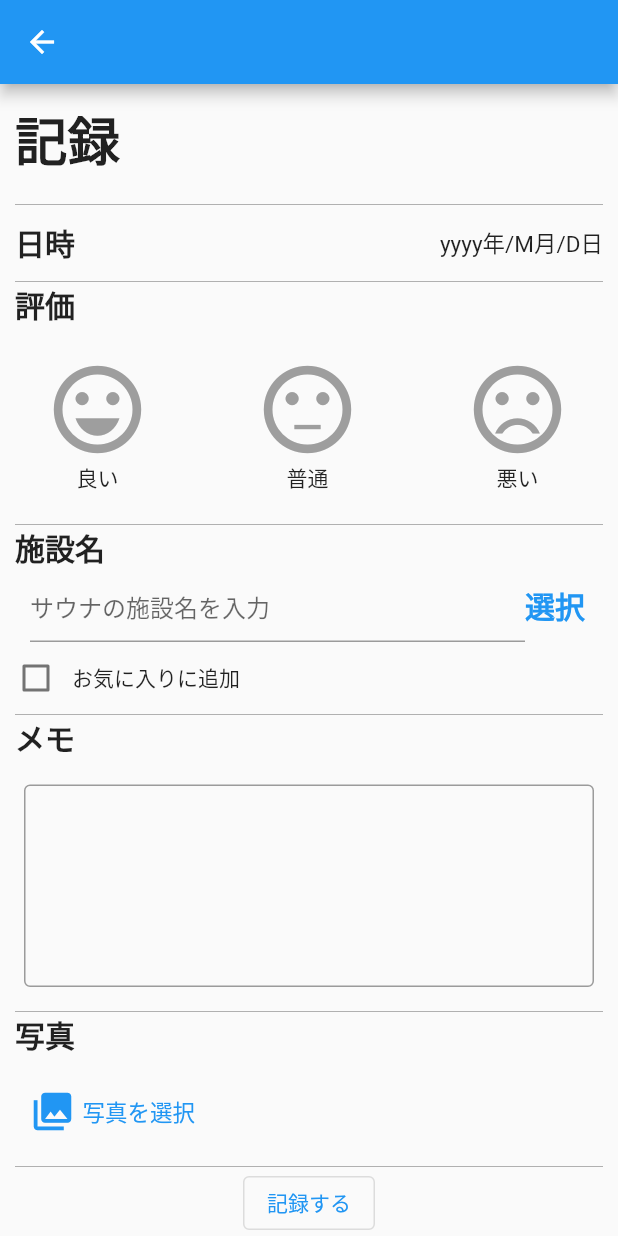
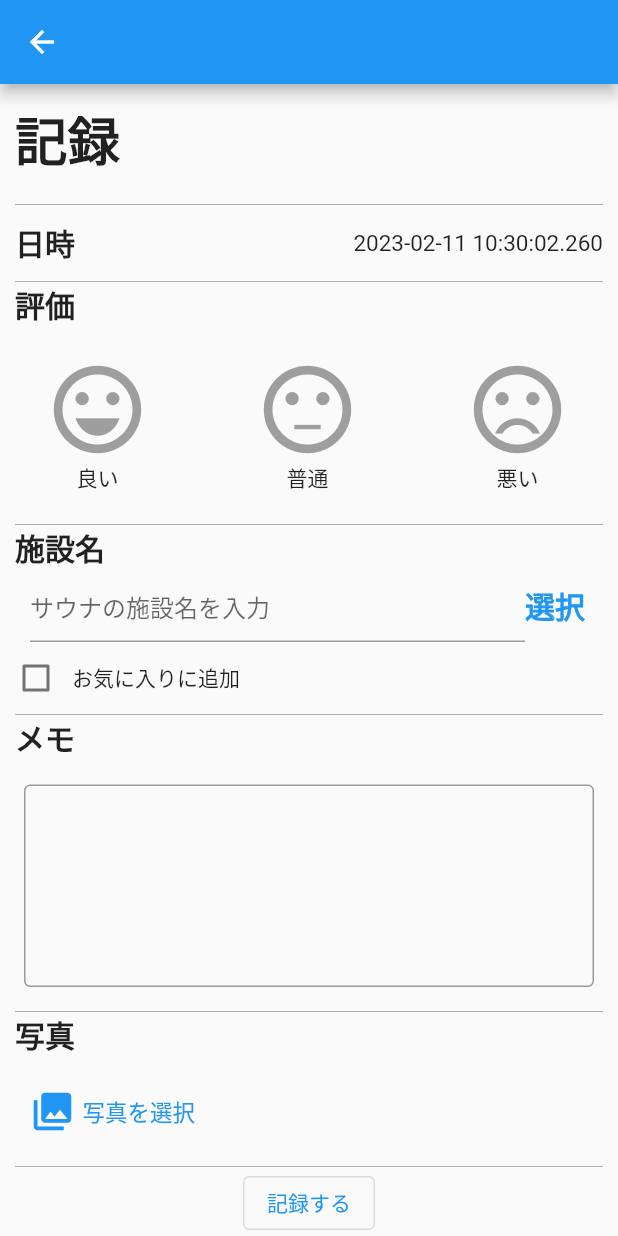
Before and after one commit to shinichi-46/sauna_app, a Flutter app: the CalenderPage screen opened directly, after a tap on the "add" icon, on a phone screen of 412 x 824 dp. Run offline on Flutter 3.47's test engine with Material 2 defaults, Android fonts, the phone set to English and light mode, and no system bars; our stand-ins replace cloud_firestore, firebase_auth, firebase_core, firebase_storage, flutter_riverpod, google_sign_in and 4 more; missing offline and left inert: dart:ffi; accounts and stored records are empty.

Commit message:
投稿作成画面の日時、評価ボタン、三項演算子を用いた色の設定、お気に入り施設の選択

```diff
--- a/lib/view/app_component.dart
+++ b/lib/view/app_component.dart
@@ -3,10 +3,8 @@ import 'package:sauna_app/const/sauna_page_const.dart';
 import 'package:sauna_app/view/pages/account/again_edit_account_page.dart';
 import 'package:sauna_app/view/pages/account/first_edit_account_page.dart';
 import 'package:sauna_app/view/pages/auth/login_page.dart';
-import 'package:sauna_app/view/pages/post/create_post_page.dart';
 import 'package:sauna_app/view/pages/post/update_post_page.dart';
 import 'package:sauna_app/view/pages/tabs/tab_container.dart';
-
 
 class AppComponent extends StatelessWidget {
   const AppComponent({Key? key}) : super(key: key);
@@ -21,7 +19,6 @@ class AppComponent extends StatelessWidget {
         SaunaPage.LOGIN.screenName: (_) => LoginPage(),
         SaunaPage.FIRST_EDIT_ACCOUNT.screenName: (_) => FirstEditAccountPage(),
         SaunaPage.AGAIN_EDIT_ACCOUNT.screenName: (_) => AgainEditAccountPage(),
-        SaunaPage.CREATE_POST.screenName: (_) => CreatePostPage(),
         SaunaPage.UPDATE_POST.screenName: (_) => UpdatePostPage(),
         SaunaPage.LICENSE.screenName: (_) => LicensePage(),
       }
--- a/lib/view/pages/post/create_post_page.dart
+++ b/lib/view/pages/post/create_post_page.dart
@@ -1,18 +1,21 @@
 import 'package:flutter/material.dart';
+import 'package:flutter_riverpod/flutter_riverpod.dart';
 import 'package:sauna_app/const/sauna_page_const.dart';
+import 'package:sauna_app/viewmodel/base/account_state_notifier.dart';
 
-class CreatePostPage extends StatelessWidget {
+class CreatePostPage extends ConsumerStatefulWidget {
+  const CreatePostPage({Key? key, required this.selectedDate}) : super(key: key);
+  final DateTime selectedDate;
 
-  CreatePostPage({Key? key}) : super(key: key);
+  @override
+  ConsumerState<CreatePostPage> createState() => _CreatePostPageState();
+}
+
+class _CreatePostPageState extends ConsumerState<CreatePostPage> {
 
   final _userNameController = TextEditingController();
-
+  int? evaluationStatus;
   bool _flag = false;
-
-  void _handleCheckbox(bool? e) {
-
-  }
-
 
   @override
   Widget build(BuildContext context) {
@@ -56,7 +59,7 @@ class CreatePostPage extends StatelessWidget {
                         Padding(
                           padding: const EdgeInsets.only(right: 10,),
                           child: Text(
-                            'yyyy年/M月/D日',
+                            widget.selectedDate.toString(),
                             style: TextStyle(fontSize: 15,)
                           ),
                         ),
@@ -86,10 +89,16 @@ class CreatePostPage extends StatelessWidget {
                           padding: EdgeInsets.only(top: 10, right:  70, bottom: 10, left: 0),
                           child: Column(
                             children: [
-                              Icon(
+                              GestureDetector(
+                                onTap: () {
+                                  evaluationStatus = 0;
+                                  setState(() {});
+                                },
+                                child: Icon(
                                   Icons.sentiment_very_satisfied,
-                                color: Colors.grey,
+                                  color: evaluationStatus == 0 ? Colors.blue : Colors.grey,
                                   size: 70,
+                                ),
                               ),
                               Text(
                                   '良い'
@@ -101,10 +110,16 @@ class CreatePostPage extends StatelessWidget {
                           padding: EdgeInsets.only(top: 10, right: 70, bottom: 10, left: 0),
                           child: Column(
                             children: [
-                              Icon(
+                              GestureDetector(
+                                onTap:() {
+                                  evaluationStatus = 1;
+                                  setState(() {});
+                                },
+                                child: Icon(
                                   Icons.sentiment_neutral,
-                                color: Colors.grey,
+                                  color: evaluationStatus == 1 ? Colors.yellow : Colors.grey,
                                   size: 70,
+                                ),
                               ),
                               Text(
                                   '普通'
@@ -116,10 +131,16 @@ class CreatePostPage extends StatelessWidget {
                           padding: EdgeInsets.only(top: 10, right: 0, bottom: 10, left: 0),
                           child: Column(
                             children: [
-                              Icon(
+                              GestureDetector(
+                                onTap:() {
+                                  evaluationStatus = 2;
+                                  setState(() {});
+                                },
+                                child: Icon(
                                   Icons.sentiment_very_dissatisfied,
-                                color: Colors.grey,
+                                  color: evaluationStatus == 2 ? Colors.red : Colors.grey,
                                   size: 70,
+                                ),
                               ),
                               Text(
                                   '悪い'
@@ -161,12 +182,36 @@ class CreatePostPage extends StatelessWidget {
                           ),
                         ),
                       ),
-                      Text(
+                      GestureDetector(
+                        child: Text(
                             '選択',
                           style: TextStyle(
                               fontSize: 20,fontWeight: FontWeight.bold,
                             color: Colors.blue,
-                        ),)
+                          ),),
+                          onTapDown: (details) {
+                            final position = details.globalPosition;
+                            showMenu(
+                              context: context,
+                              position: RelativeRect.fromLTRB(position.dx, position.dy, 0, 0),
+                              shape: RoundedRectangleBorder(
+                                borderRadius: BorderRadius.circular(10.0),
+                              ),
+                              items: [
+                                for (int i = 0; i < ref.watch(accountNotifierProvider).favoritePlaceList!.length; i++)
+                                  PopupMenuItem(
+                                    value: i,
+                                    child: Text(
+                                      ref.watch(accountNotifierProvider).favoritePlaceList![i],
+                                    ),
+                                  )
+                              ],
+                              elevation: 8.0,
+                            ).then((value) async {
+                              _userNameController.text = ref.watch(accountNotifierProvider).favoritePlaceList![value!];
+                            });
+                          }
+                      ),
                     ],
                   ),
                   Row(
@@ -175,7 +220,7 @@ class CreatePostPage extends StatelessWidget {
                         checkColor: Colors.white,
                         activeColor: Colors.blue,
                         value: _flag,
-                        onChanged: _handleCheckbox,// チェックボックスをタップした際のイベントハンドラ
+                        onChanged: (bool? e) {},// チェックボックスをタップした際のイベントハンドラ
                       ),
                       Text('お気に入りに追加'),
                     ],
--- a/lib/view/pages/tabs/calendar_page.dart
+++ b/lib/view/pages/tabs/calendar_page.dart
@@ -1,5 +1,6 @@
 import 'package:flutter/material.dart';
 import 'package:sauna_app/const/sauna_page_const.dart';
+import 'package:sauna_app/view/pages/post/create_post_page.dart';
 import 'package:sauna_app/view/widgets/custom_drawer_widget.dart';
 import 'package:table_calendar/table_calendar.dart';
 
@@ -32,9 +33,12 @@ class _CalenderPageState extends State<CalenderPage> {
           endDrawer: const CustomDrawer(),
           floatingActionButton: FloatingActionButton(
             onPressed: () {
-              Navigator.pushNamed(
-                context,
-                SaunaPage.CREATE_POST.screenName,
+              Navigator.of(context).push(
+                MaterialPageRoute(
+                  builder: (context) {
+                    return CreatePostPage(selectedDate: _selected ?? DateTime.now());
+                  },
+                ),
               );
             },
             child: const Icon(Icons.add),
```
Lines whose indentation alone changed are shown as unchanged.
